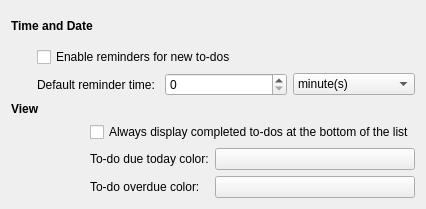
The window that mobile/tasks/configwidget.ui (chusopr/kdepim-ktimetracker-akonadi) describes before a commit, drawn with Qt 5.
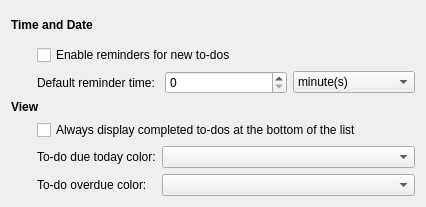
The same window after the commit. Custom widgets are drawn as their Qt base class.

Commit message: Use KColorCombo instead of KColorButton to allow the selection of colors without opening a KColorDialog

```diff
--- a/mobile/tasks/configwidget.ui
+++ b/mobile/tasks/configwidget.ui
@@ -7,7 +7,7 @@
     <x>0</x>
     <y>0</y>
     <width>426</width>
-    <height>209</height>
+    <height>207</height>
    </rect>
   </property>
   <layout class="QVBoxLayout" name="verticalLayout">
@@ -81,7 +81,7 @@
     </layout>
    </item>
    <item>
-    <layout class="QGridLayout" name="gridLayout_2">
+    <layout class="QGridLayout" name="gridLayout_2" columnstretch="0,1">
      <item row="0" column="0" colspan="2">
       <widget class="QLabel" name="label_3">
        <property name="font">
@@ -95,7 +95,7 @@
        </property>
       </widget>
      </item>
-     <item row="1" column="0" rowspan="2">
+     <item row="1" column="0">
       <spacer name="horizontalSpacer_3">
        <property name="orientation">
         <enum>Qt::Horizontal</enum>
@@ -119,10 +119,7 @@
       </widget>
      </item>
      <item row="2" column="1">
-      <layout class="QFormLayout" name="formLayout_6">
-       <property name="fieldGrowthPolicy">
-        <enum>QFormLayout::AllNonFixedFieldsGrow</enum>
-       </property>
+      <layout class="QFormLayout" name="formLayout">
        <item row="0" column="0">
         <widget class="QLabel" name="label_9">
          <property name="text">
@@ -131,7 +128,7 @@
         </widget>
        </item>
        <item row="0" column="1">
-        <widget class="KColorButton" name="kcfg_TodoDueColor"/>
+        <widget class="KColorCombo" name="kcfg_TodoDueColor"/>
        </item>
        <item row="1" column="0">
         <widget class="QLabel" name="label_10">
@@ -141,7 +138,7 @@
         </widget>
        </item>
        <item row="1" column="1">
-        <widget class="KColorButton" name="kcfg_TodoOverdueColor"/>
+        <widget class="KColorCombo" name="kcfg_TodoOverdueColor"/>
        </item>
       </layout>
      </item>
@@ -151,9 +148,9 @@
  </widget>
  <customwidgets>
   <customwidget>
-   <class>KColorButton</class>
-   <extends>QPushButton</extends>
-   <header>kcolorbutton.h</header>
+   <class>KColorCombo</class>
+   <extends>QComboBox</extends>
+   <header>kcolorcombo.h</header>
   </customwidget>
  </customwidgets>
  <resources/>
```
